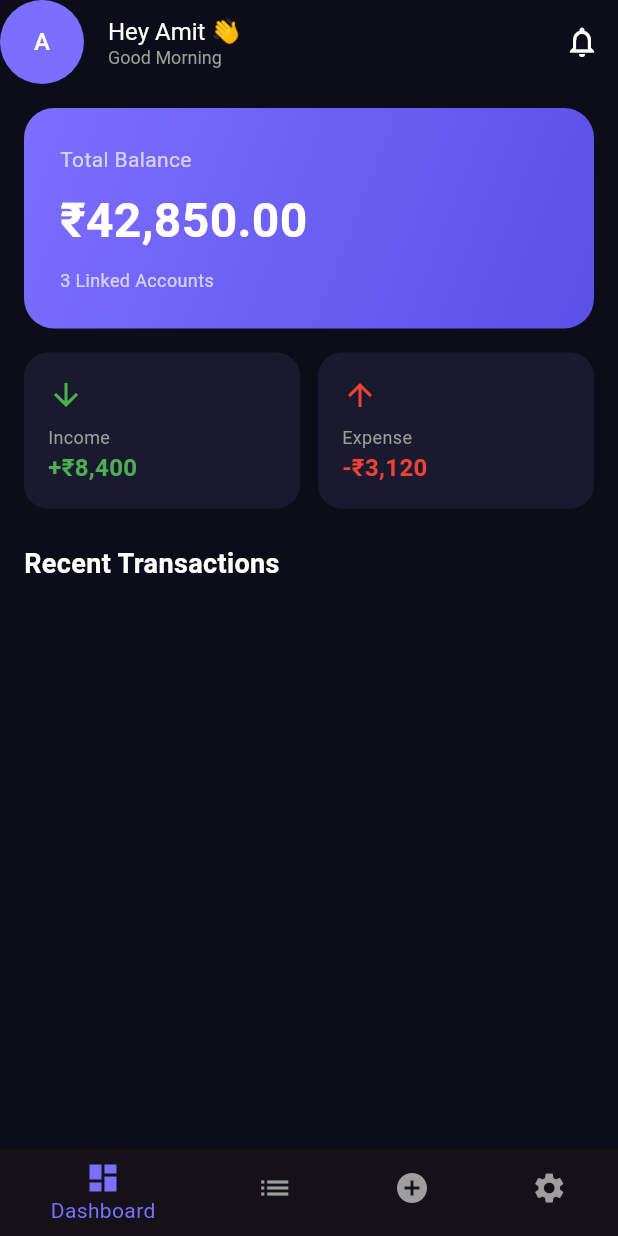
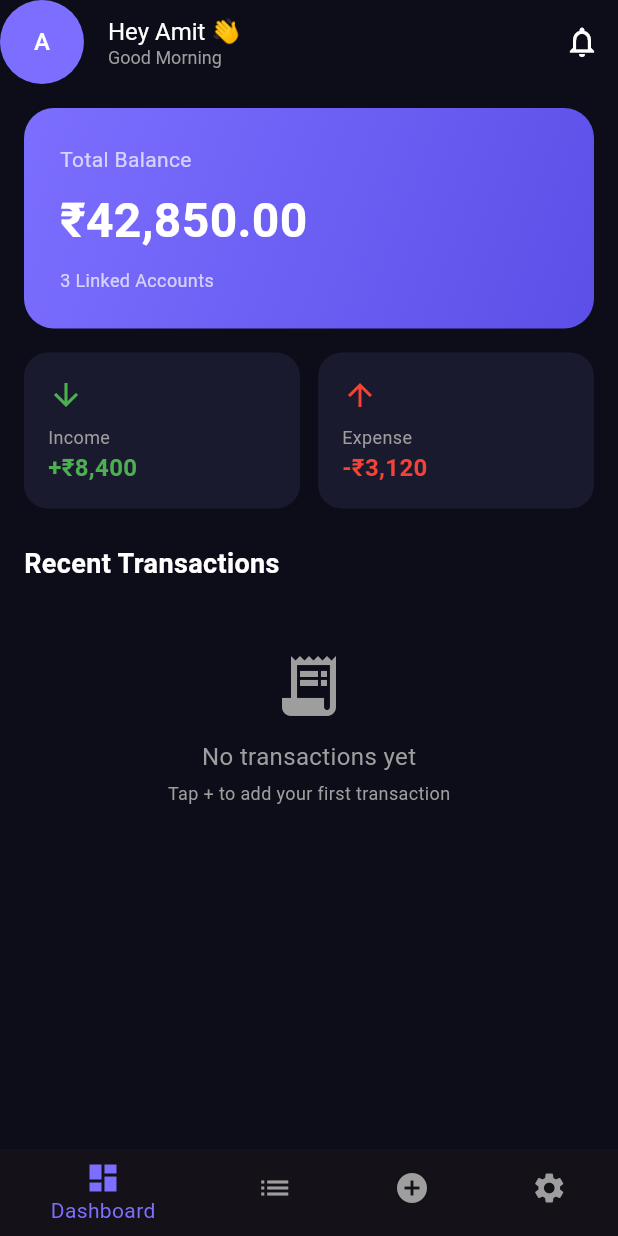
Before and after one commit to AmitKumarKoli67/finjoy, a Flutter app: the screen it shows after launch, on a phone screen of 412 x 824 dp. Run offline on Flutter 3.47's test engine with Material 3 defaults, Android fonts, the phone set to English and light mode, and no system bars; our stand-ins replace flutter_bloc, hive, hive_flutter; accounts and stored records are empty.

Commit message:
feat: empty state on dashboard, bottom nav refresh

```diff
--- a/lib/features/dashboard/screens/dashboard_screen.dart
+++ b/lib/features/dashboard/screens/dashboard_screen.dart
@@ -90,7 +90,40 @@ class _DashboardScreenState extends State<DashboardScreen> {
                   ),
                 ),
                 const SizedBox(height: 12),
-                ...transactions.map(
+                transactions.isEmpty
+                    ? const Center(
+                        child: Padding(
+                          padding: EdgeInsets.all(32),
+                          child: Column(
+                            children: [
+                              Icon(
+                                Icons.receipt_long,
+                                color: Colors.grey,
+                                size: 48,
+                              ),
+                              SizedBox(height: 12),
+                              Text(
+                                'No transactions yet',
+                                style: TextStyle(
+                                  color: Colors.grey,
+                                  fontSize: 16,
+                                ),
+                              ),
+                              SizedBox(height: 4),
+                              Text(
+                                'Tap + to add your first transaction',
+                                style: TextStyle(
+                                  color: Colors.grey,
+                                  fontSize: 12,
+                                ),
+                              ),
+                            ],
+                          ),
+                        ),
+                      )
+                    : Column(
+                        children: transactions
+                            .map(
                               (t) => TransactionItem(
                                 title: t.title,
                                 subtitle: t.category,
@@ -98,6 +131,8 @@ class _DashboardScreenState extends State<DashboardScreen> {
                                     '${t.isIncome ? '+' : '-'}₹${t.amount.toStringAsFixed(2)}',
                                 color: t.isIncome ? Colors.green : Colors.red,
                               ),
+                            )
+                            .toList(),
                       ),
               ],
             ),
--- a/lib/shared/widgets/bottom_nav_screen.dart
+++ b/lib/shared/widgets/bottom_nav_screen.dart
@@ -36,7 +36,10 @@ class _BottomNavScreenState extends State<BottomNavScreen> {
             Navigator.push(
               context,
               MaterialPageRoute(builder: (_) => const AddTransactionScreen()),
-            );
+            ).then((_) {
+              // refresh dashboard when coming back
+              setState(() {});
+            });
           } else {
             setState(() => _currentIndex = index);
           }
```
Lines whose indentation alone changed are shown as unchanged.
